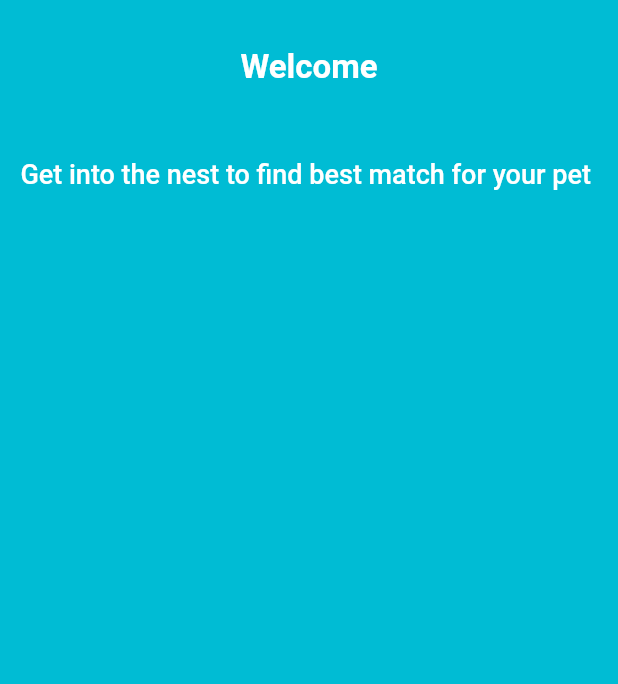
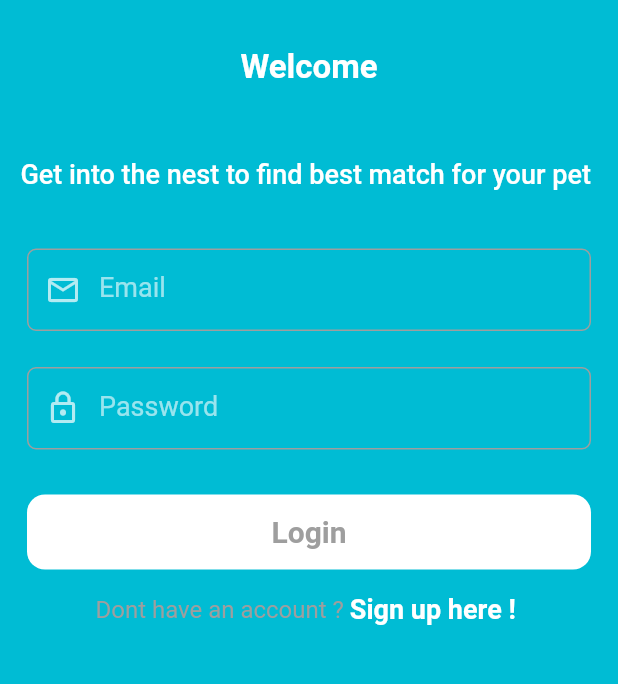
Before and after one commit to mertkodzhaaslan/pinder_application, a Flutter app: the screen it shows after launch, on a phone screen of 412 x 824 dp, the part 212-896 px from its top. Run offline on Flutter 3.47's test engine with Material 2 defaults, Android fonts, the light colour scheme and no system bars; our stand-ins replace get.

Commit message:
Login screen ui

```diff
--- a/lib/authenticationScreen/login_screen.dart
+++ b/lib/authenticationScreen/login_screen.dart
@@ -1,4 +1,5 @@
 import 'package:flutter/material.dart';
+import 'package:pinder_application/widgets/custom_text_field_widget.dart';
 
 class LoginScreen extends StatefulWidget {
   const LoginScreen({super.key});
@@ -7,7 +8,12 @@ class LoginScreen extends StatefulWidget {
   State<LoginScreen> createState() => _LoginScreenState();
 }
 
-class _LoginScreenState extends State<LoginScreen> {
+class _LoginScreenState extends State<LoginScreen>
+{
+  TextEditingController emailtextEditingController = TextEditingController();
+  TextEditingController passwordtextEditingController = TextEditingController();
+  bool showProgressBar = false ;
+
   @override
   Widget build(BuildContext context)
    {
@@ -46,6 +52,127 @@ class _LoginScreenState extends State<LoginScreen> {
                 ),
               ),
 
+              const SizedBox(
+                height: 28,
+              ),
+
+              //e-mail
+              SizedBox(
+                //auto adjustment for screens
+                width: MediaQuery.of(context).size.width - 36,
+                height: 55,
+                child: CustomTextFieldWidget(
+                  editingController: emailtextEditingController,
+                  labelText: "Email",
+                  iconData: Icons.email_outlined,
+                  isObscure: false,
+                ),
+              ),
+
+              const SizedBox(
+                height: 24,
+              ),
+
+
+
+              //password
+              SizedBox(
+                width: MediaQuery.of(context).size.width - 36,
+                height: 55,
+                child: CustomTextFieldWidget(
+                  editingController: passwordtextEditingController,
+                  labelText: "Password",
+                  iconData: Icons.lock_outline,
+                  isObscure: true,
+                ),
+              ),
+
+
+              const SizedBox(
+                height: 30,
+              ),
+
+
+
+              //login button
+
+              Container(
+                width: MediaQuery.of(context).size.width-36 ,
+                height: 50,
+                decoration: const BoxDecoration(
+                  color: Colors.white,
+                  borderRadius: BorderRadius.all(
+                    Radius.circular(12),
+                  )
+                ),
+                child: InkWell(
+                  onTap: (){
+
+                  },
+                  child: const Center(
+                    child: Text(
+                      "Login",
+                      style: TextStyle(
+                        fontSize: 20,
+                        color: Colors.grey,
+                        fontWeight: FontWeight.bold,
+                    ),
+                    ),
+                  ),
+                ),
+
+
+              ),
+
+
+              const SizedBox(
+                height: 16,
+              ),
+
+            //dont have a account , sign up here button
+              Row(
+                mainAxisAlignment:MainAxisAlignment.center ,
+                children: [
+
+                  Text(
+                    "Dont have an account ? ",
+                    style: TextStyle(
+                      fontSize: 16,
+                      color: Colors.grey,
+                    ),
+                  ),
+
+                  InkWell(
+                    onTap: ()
+                    {
+
+                    },
+                    child: const Text(
+                      "Sign up here ! ",
+                      style: TextStyle(
+                        fontSize: 18,
+                        color: Colors.white,
+                        fontWeight: FontWeight.bold,
+                      ),
+                    ),
+                  ),
+                ],
+
+              ),
+
+              const SizedBox(
+                height: 16,
+              ),
+
+              showProgressBar == true
+                  ? CircularProgressIndicator(
+                valueColor: AlwaysStoppedAnimation<Color>(Colors.pink) ,
+              )
+                  : Container(),
+
+
+
+
 
 
 
```
